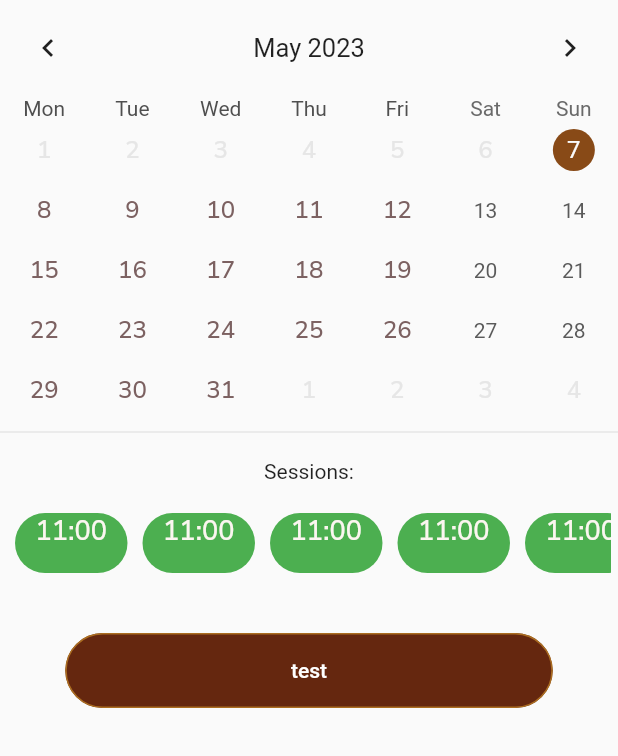
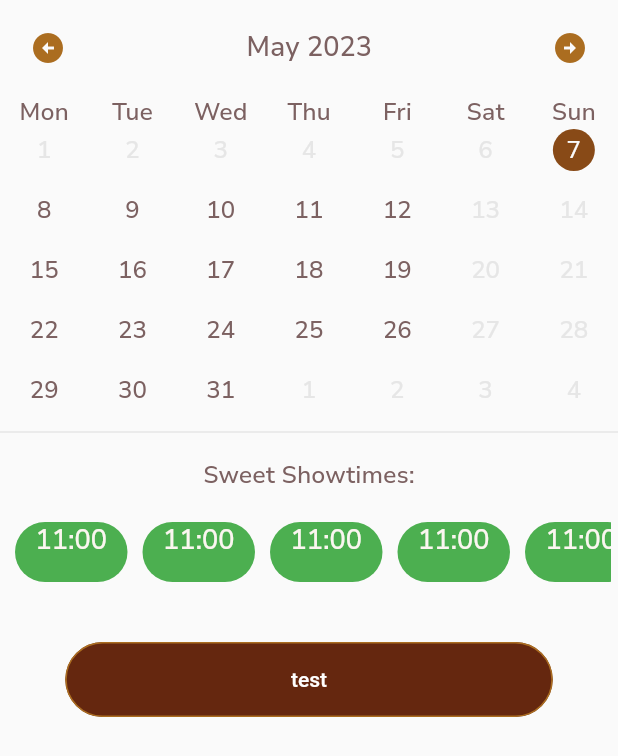
Before and after one commit to SofiiaServetnyk/cinneman_app, a Flutter app: the CustomCalendar widget shown alone on an empty page, opened directly with empty values, on a phone screen of 412 x 824 dp. Shown: the top 756 px of the screen. Run offline on Flutter 3.47's test engine with Material 2 defaults, Android fonts, the phone set to English and light mode, and no system bars; drawn by our look-alikes of table_calendar; our stand-ins replace bloc, dio, flutter_bloc, flutter_dotenv, shared_preferences; missing offline and left inert: cryptography; accounts and stored records are empty.

Commit message:
calendar ui fix

```diff
--- a/lib/features/home/presentation/widgets/custom_calendar.dart
+++ b/lib/features/home/presentation/widgets/custom_calendar.dart
@@ -40,18 +40,27 @@ class _CustomCalendarState extends State<CustomCalendar> {
   Widget build(BuildContext context) {
     return Column(mainAxisSize: MainAxisSize.min, children: [
       TableCalendar(
+          daysOfWeekStyle:
+              DaysOfWeekStyle(weekdayStyle: nunito, weekendStyle: nunito),
           rowHeight: 40,
           startingDayOfWeek: StartingDayOfWeek.monday,
           selectedDayPredicate: (day) => isSameDay(day, focusedDay),
           availableGestures: AvailableGestures.all,
           onDaySelected: onDaySelected,
-          headerStyle: const HeaderStyle(
+          headerStyle: HeaderStyle(
+            rightChevronIcon:
+                Icon(Icons.arrow_circle_right, color: CustomColors.yellow1),
+            leftChevronIcon:
+                Icon(Icons.arrow_circle_left, color: CustomColors.yellow1),
+            formatButtonTextStyle: nunito,
+            titleTextStyle: nunito.s18,
             formatButtonVisible: false,
             titleCentered: true,
           ),
           focusedDay: focusedDay,
           firstDay: DateTime.now(),
           calendarStyle: CalendarStyle(
+              weekendTextStyle: nunito.grey,
               selectedDecoration: BoxDecoration(
                 color: CustomColors.yellow2,
                 shape: BoxShape.circle,
@@ -64,7 +73,7 @@ class _CustomCalendarState extends State<CustomCalendar> {
           lastDay: widget.lastDay),
       const Divider(),
       const SizedBox(height: SizedBoxSize.sbs10),
-      Container(child: const Text("Sessions:")),
+      Container(child: Text("Sweet Showtimes:", style: nunito.black)),
       const SizedBox(height: SizedBoxSize.sbs10),
       Padding(
         padding: Paddings.all5,
--- a/lib/features/home/presentation/widgets/moview_preview.dart
+++ b/lib/features/home/presentation/widgets/moview_preview.dart
@@ -31,7 +31,7 @@ class MoviePreview extends StatelessWidget {
               left: 0,
               right: 0,
               child: Container(
-                height: 150,
+                height: 250,
                 decoration: BoxDecoration(
                     borderRadius: BorderRadius.circular(CustomBorderRadius.br),
                     gradient: LinearGradient(
```
Also changed, not shown: 1 other file.
